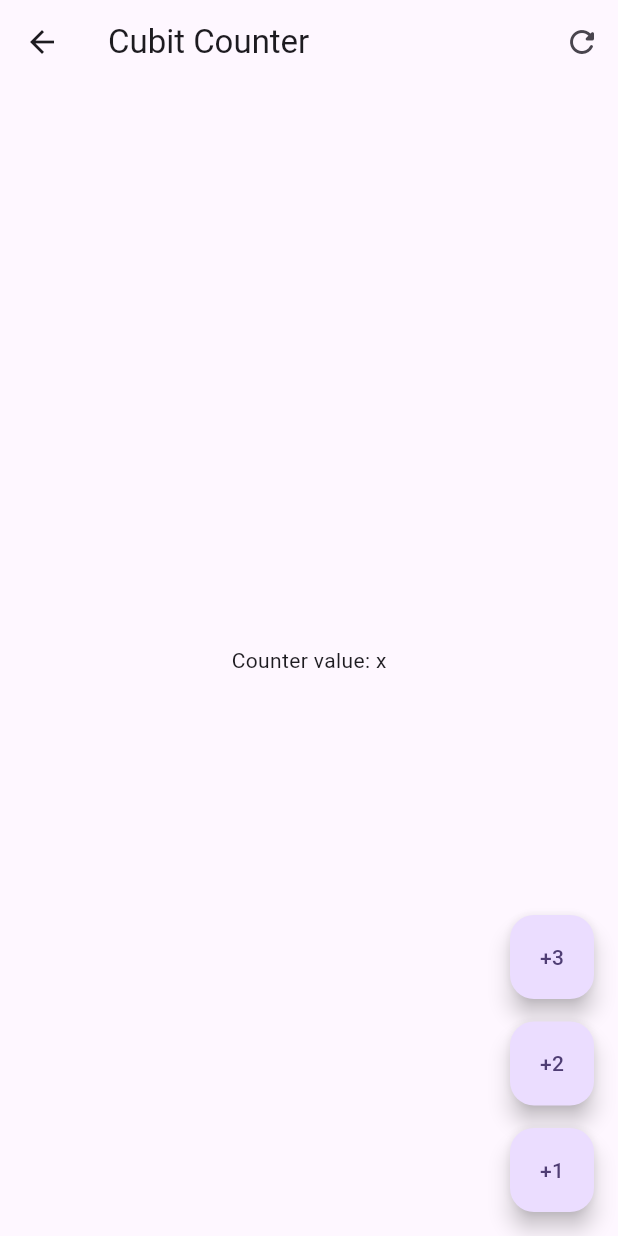
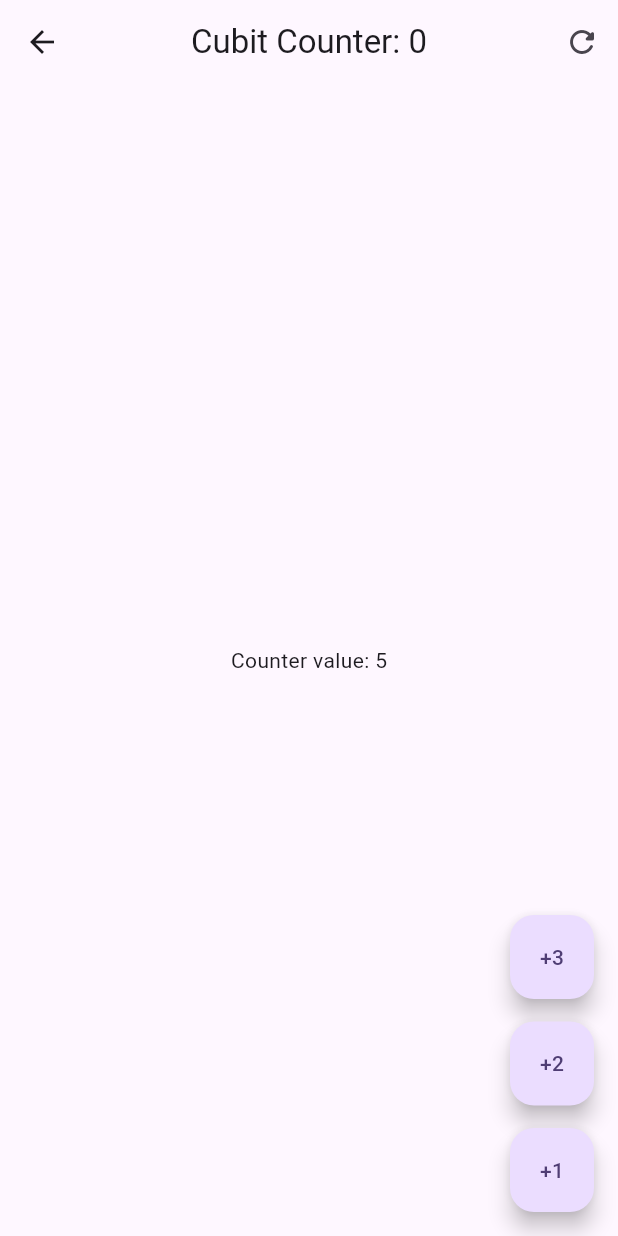
Before and after one commit to josemlegal/forms_app, a Flutter app: the screen it shows after launch, after a tap on "Cubits", on a phone screen of 412 x 824 dp. Run offline on Flutter 3.47's test engine with Material 2 defaults, Android fonts, the phone set to English and light mode, and no system bars; our stand-ins replace flutter_bloc, go_router.

Commit message:
Consume Counter State

```diff
--- a/lib/presentation/screens/cubit_counter_screen.dart
+++ b/lib/presentation/screens/cubit_counter_screen.dart
@@ -1,13 +1,28 @@
 import 'package:flutter/material.dart';
+import 'package:flutter_bloc/flutter_bloc.dart';
+import 'package:forms_app/presentation/blocs/counter_cubit/counter_cubit.dart';
 
 class CubitCounterScreen extends StatelessWidget {
   const CubitCounterScreen({super.key});
 
   @override
   Widget build(BuildContext context) {
+    return BlocProvider(
+        create: (context) => CounterCubit(), child: const _CubitCounterView());
+  }
+}
+
+class _CubitCounterView extends StatelessWidget {
+  const _CubitCounterView();
+
+  @override
+  Widget build(BuildContext context) {
+    final counterState = context.watch<CounterCubit>().state;
+
     return Scaffold(
         appBar: AppBar(
-          title: const Text("Cubit Counter"),
+          centerTitle: true,
+          title: Text("Cubit Counter: ${counterState.transactionCount}"),
           actions: [
             IconButton(
               onPressed: () {},
@@ -15,8 +30,12 @@ class CubitCounterScreen extends StatelessWidget {
             ),
           ],
         ),
-        body: const Center(
-          child: Text("Counter value: x"),
+        body: Center(
+          child: BlocBuilder<CounterCubit, CounterState>(
+            builder: (context, state) {
+              return Text("Counter value: ${state.counter}");
+            },
+          ),
         ),
         floatingActionButton: Column(
           mainAxisAlignment: MainAxisAlignment.end,
```
